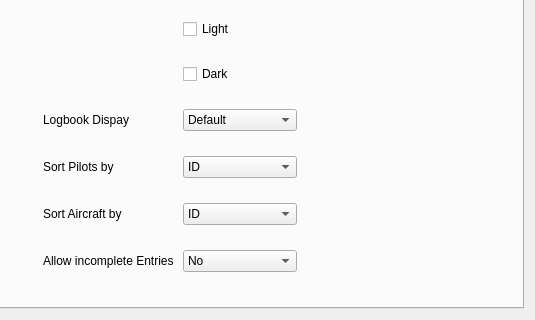
Before: the Qt Designer form src/gui/widgets/settingswidget.ui in fiffty-50/openPilotLog, drawn with Qt 5; both pictures show x 196 to 731 and y 91 to 411 of the 731 by 411 pixel window.
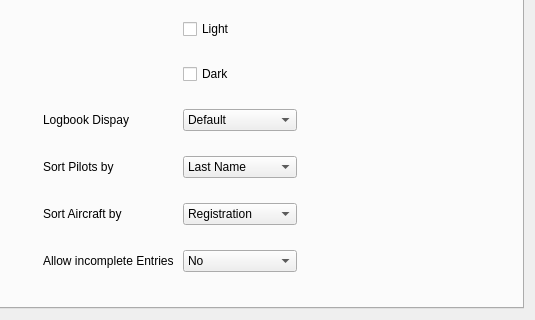
After: the same form once the commit is applied. The open tabs and pages were chosen to show the change.

Patch:
```diff
--- a/src/gui/widgets/settingswidget.ui
+++ b/src/gui/widgets/settingswidget.ui
@@ -582,11 +582,6 @@
          <property name="toolTip">
           <string>&lt;html&gt;&lt;head/&gt;&lt;body&gt;&lt;p&gt;Determines by which column to sort the display of Pilots in the Pilots Tab.&lt;/p&gt;&lt;/body&gt;&lt;/html&gt;</string>
          </property>
-         <item>
-          <property name="text">
-           <string>ID</string>
-          </property>
-         </item>
          <item>
           <property name="text">
            <string>Last Name</string>
@@ -622,11 +617,6 @@
          <property name="toolTip">
           <string>&lt;html&gt;&lt;head/&gt;&lt;body&gt;&lt;p&gt;Determines by which column to sort the display of Aircaft in the Aircraft Tab.&lt;/p&gt;&lt;/body&gt;&lt;/html&gt;</string>
          </property>
-         <item>
-          <property name="text">
-           <string>ID</string>
-          </property>
-         </item>
          <item>
           <property name="text">
            <string>Registration</string>
```
Left out of the diff: 2 changed lines with no effect on the pictures.
